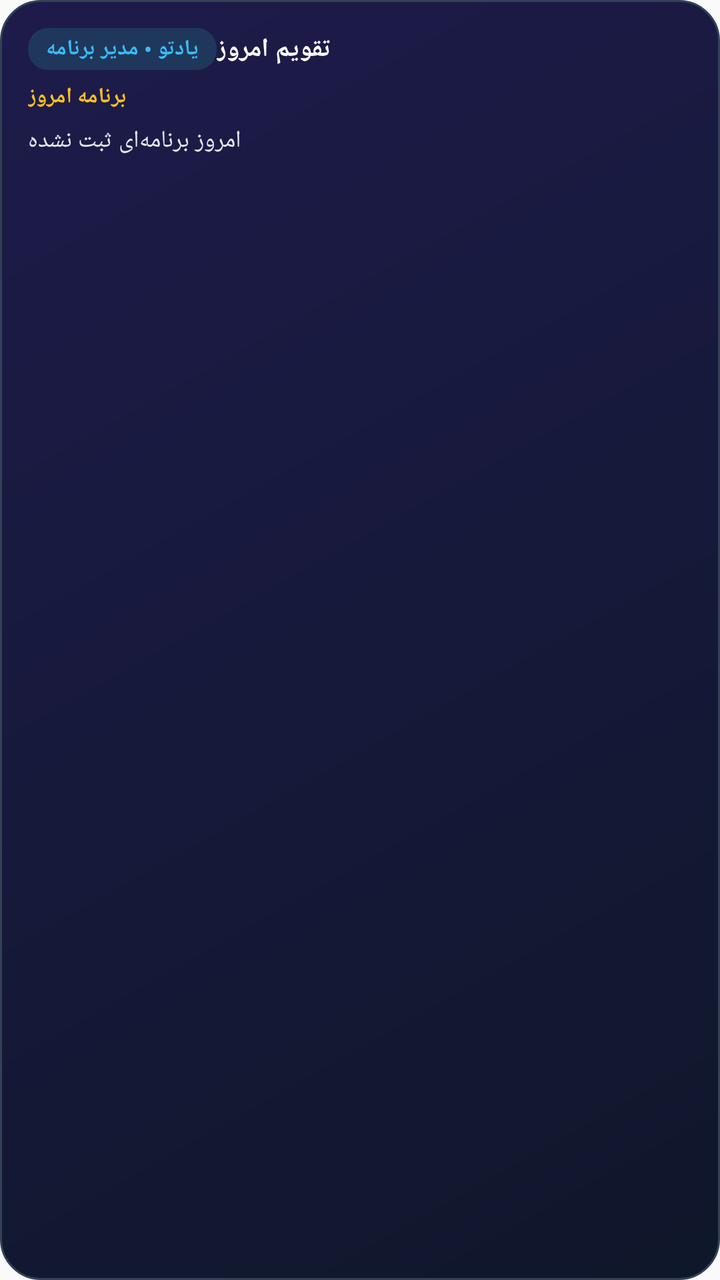
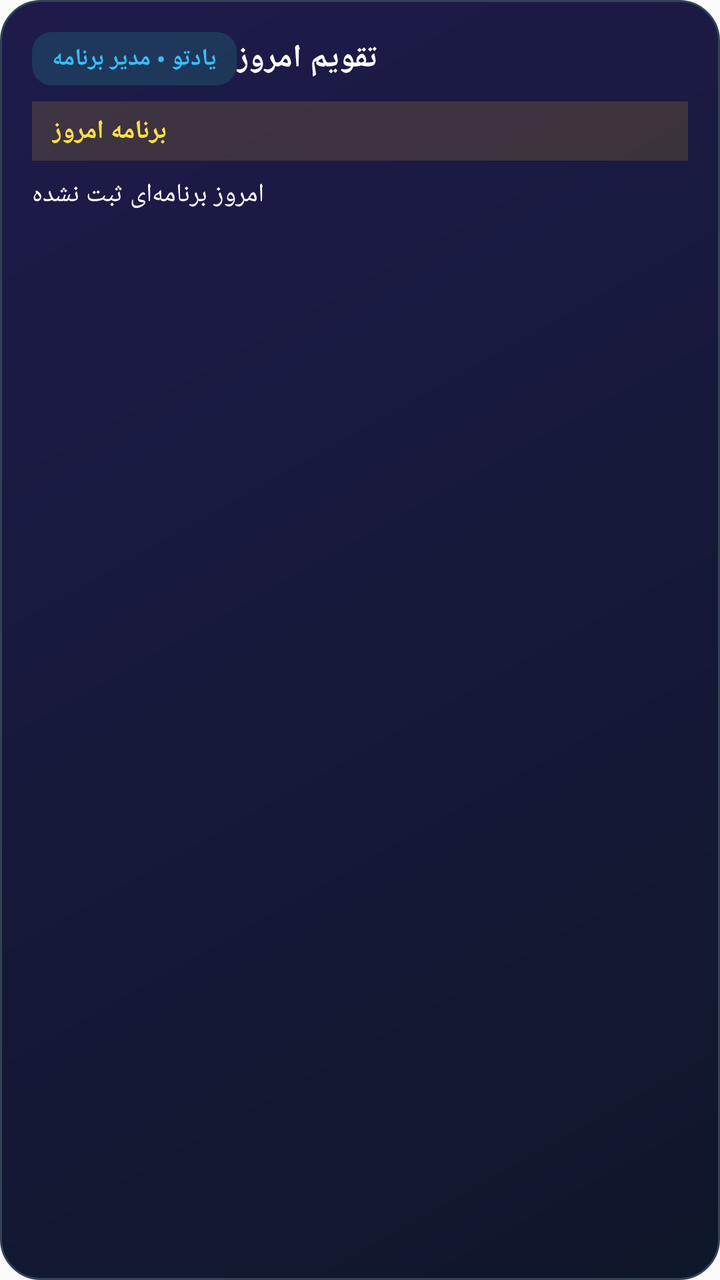

An Android layout rendered at two revisions. The XML below is the earlier revision; the diff shows what the commit changed to produce the second picture.
<!-- AndroidManifest.xml: application theme AppTheme -->
<!-- res/layout/notification_status_expanded.xml -->
<?xml version="1.0" encoding="utf-8"?>
<LinearLayout xmlns:android="http://schemas.android.com/apk/res/android"
    android:layout_width="match_parent"
    android:layout_height="wrap_content"
    android:background="@drawable/widget_bg"
    android:orientation="vertical"
    android:padding="14dp">

    <LinearLayout
        android:layout_width="match_parent"
        android:layout_height="wrap_content"
        android:gravity="center_vertical"
        android:orientation="horizontal">

        <TextView
            android:layout_width="wrap_content"
            android:layout_height="wrap_content"
            android:background="@drawable/widget_badge_bg"
            android:paddingLeft="9dp"
            android:paddingTop="3dp"
            android:paddingRight="9dp"
            android:paddingBottom="3dp"
            android:text="یادتو • مدیر برنامه"
            android:textColor="#38bdf8"
            android:textSize="11sp"
            android:textStyle="bold" />

        <TextView
            android:id="@+id/notif_exp_date"
            android:layout_width="0dp"
            android:layout_height="wrap_content"
            android:layout_weight="1"
            android:ellipsize="end"
            android:gravity="end"
            android:maxLines="1"
            android:text="تقویم امروز"
            android:textColor="#ffffff"
            android:textSize="13sp"
            android:textStyle="bold" />
    </LinearLayout>

    <TextView
        android:id="@+id/notif_exp_summary"
        android:layout_width="match_parent"
        android:layout_height="wrap_content"
        android:layout_marginTop="6dp"
        android:gravity="end"
        android:text="برنامه امروز"
        android:textColor="#fbbf24"
        android:textSize="11sp"
        android:textStyle="bold" />

    <TextView
        android:id="@+id/notif_exp_details"
        android:layout_width="match_parent"
        android:layout_height="wrap_content"
        android:layout_marginTop="6dp"
        android:ellipsize="end"
        android:gravity="end"
        android:lineSpacingExtra="3dp"
        android:maxLines="4"
        android:text="امروز برنامه‌ای ثبت نشده"
        android:textColor="#e2e8f0"
        android:textSize="12sp" />
</LinearLayout>
<!-- resources referenced by this layout -->
<resources>
  <!-- drawable widget_badge_bg (drawable) -->
  <?xml version="1.0" encoding="utf-8"?>
  <shape xmlns:android="http://schemas.android.com/apk/res/android" android:shape="rectangle">
      <solid android:color="#262dd4bf" />
      <corners android:radius="10dp" />
  </shape>
  <!-- drawable widget_bg (drawable) -->
  <?xml version="1.0" encoding="utf-8"?>
  <shape xmlns:android="http://schemas.android.com/apk/res/android" android:shape="rectangle">
      <gradient
          android:angle="135"
          android:startColor="#0f172a"
          android:endColor="#1e1b4b" />
      <corners android:radius="20dp" />
      <stroke android:width="1dp" android:color="#334155" />
  </shape>
  <style name="AppTheme" parent="Theme.AppCompat.Light.DarkActionBar">
          
          <item name="colorPrimary">@color/colorPrimary</item>
          <item name="colorPrimaryDark">@color/colorPrimaryDark</item>
          <item name="colorAccent">@color/colorAccent</item>
      </style>
</resources>

<!-- the commit's change to res/layout/notification_status_expanded.xml (unified diff, before → after) -->
@@ -4,8 +4,9 @@
     android:layout_height="wrap_content"
     android:background="@drawable/widget_bg"
     android:orientation="vertical"
-    android:padding="14dp">
+    android:padding="16dp">
 
+    
     <LinearLayout
         android:layout_width="match_parent"
         android:layout_height="wrap_content"
@@ -16,13 +17,13 @@
             android:layout_width="wrap_content"
             android:layout_height="wrap_content"
             android:background="@drawable/widget_badge_bg"
-            android:paddingLeft="9dp"
-            android:paddingTop="3dp"
-            android:paddingRight="9dp"
-            android:paddingBottom="3dp"
+            android:paddingLeft="10dp"
+            android:paddingTop="5dp"
+            android:paddingRight="10dp"
+            android:paddingBottom="5dp"
             android:text="یادتو • مدیر برنامه"
             android:textColor="#38bdf8"
-            android:textSize="11sp"
+            android:textSize="12sp"
             android:textStyle="bold" />
 
         <TextView
@@ -35,31 +36,38 @@
             android:maxLines="1"
             android:text="تقویم امروز"
             android:textColor="#ffffff"
-            android:textSize="13sp"
+            android:textSize="16sp"
             android:textStyle="bold" />
     </LinearLayout>
 
+    
     <TextView
         android:id="@+id/notif_exp_summary"
         android:layout_width="match_parent"
         android:layout_height="wrap_content"
-        android:layout_marginTop="6dp"
+        android:layout_marginTop="8dp"
+        android:background="#26fbbf24"
         android:gravity="end"
+        android:paddingLeft="10dp"
+        android:paddingTop="6dp"
+        android:paddingRight="10dp"
+        android:paddingBottom="6dp"
         android:text="برنامه امروز"
-        android:textColor="#fbbf24"
-        android:textSize="11sp"
+        android:textColor="#fde047"
+        android:textSize="13sp"
         android:textStyle="bold" />
 
+    
     <TextView
         android:id="@+id/notif_exp_details"
         android:layout_width="match_parent"
         android:layout_height="wrap_content"
-        android:layout_marginTop="6dp"
+        android:layout_marginTop="8dp"
         android:ellipsize="end"
         android:gravity="end"
-        android:lineSpacingExtra="3dp"
-        android:maxLines="4"
+        android:lineSpacingExtra="4dp"
+        android:maxLines="5"
         android:text="امروز برنامه‌ای ثبت نشده"
-        android:textColor="#e2e8f0"
-        android:textSize="12sp" />
+        android:textColor="#ffffff"
+        android:textSize="13sp" />
 </LinearLayout>
